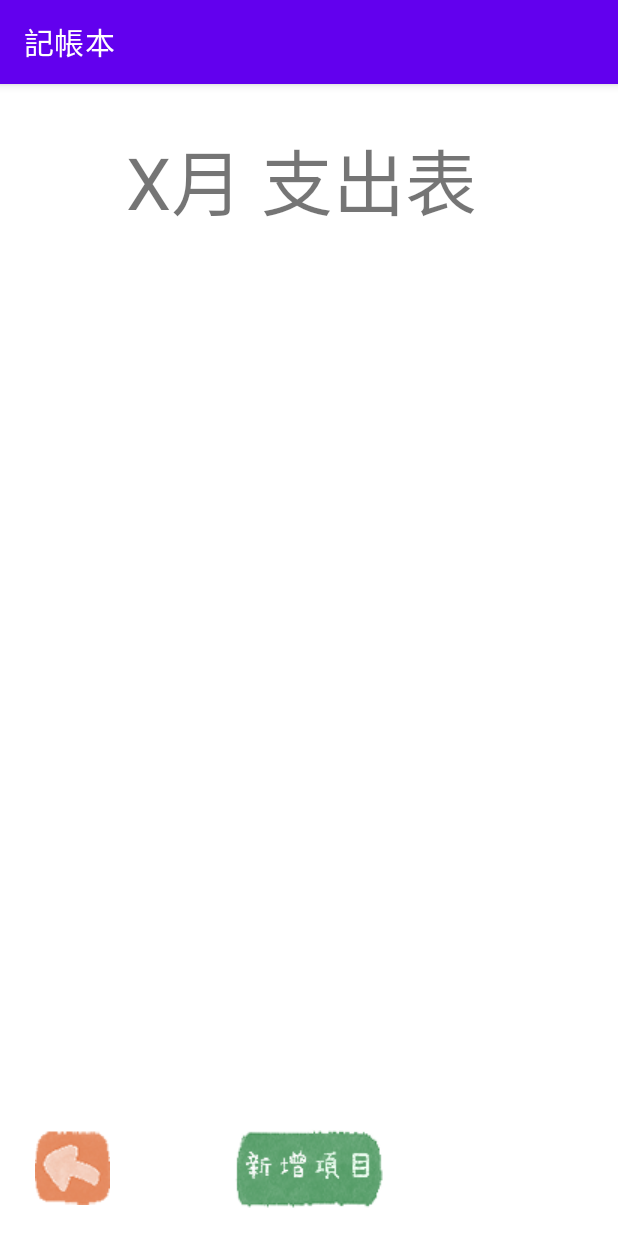
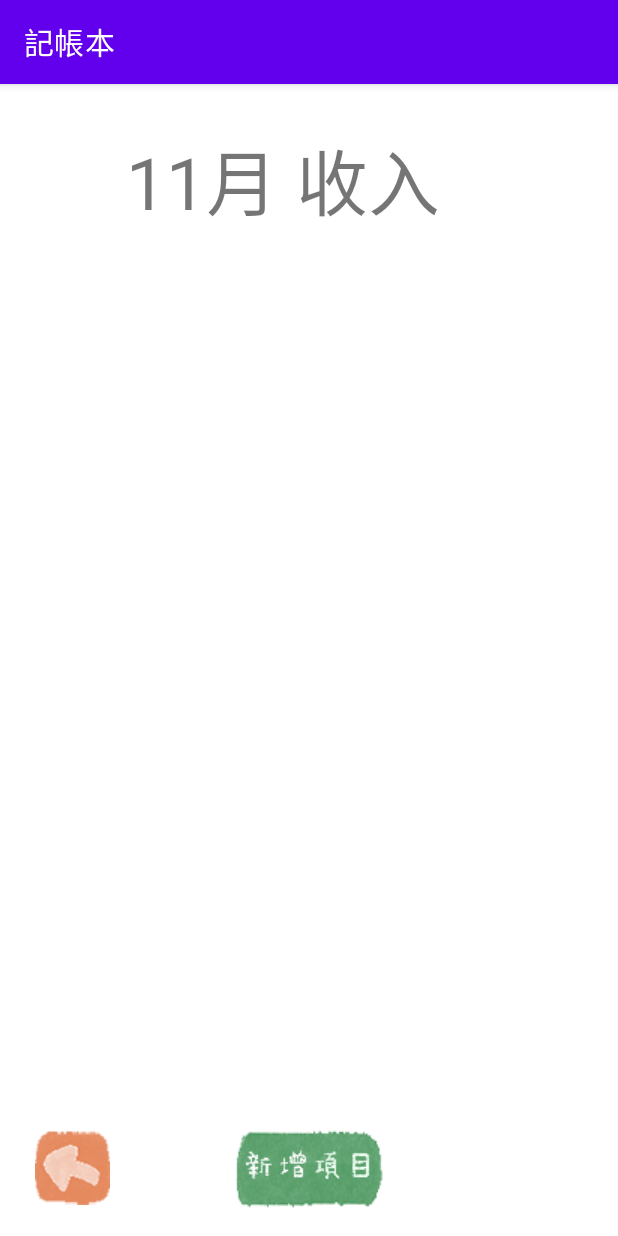
Before and after one commit to trinagle1289/Mobile-Game-Development-Final-Assignment, an Android app: the ExpenseListActivity screen opened directly, with no data from a screen before it, on a phone screen of 412 x 824 dp. Run offline under Robolectric (Android 15) with nearby library versions, the phone set to English and light mode, and no system bars; 1 statement that could not run was skipped.

Commit message:
[feat] 修改 ExpenseListActivity.kt 內容
ExpenseListActivity.kt 修改成 跟 IncomeListActivity.kt 類似的內容

```diff
--- a/app/src/main/java/tw/edu/pu/s1071554/mobile_game_development_final_assignment/ExpenseListActivity.kt
+++ b/app/src/main/java/tw/edu/pu/s1071554/mobile_game_development_final_assignment/ExpenseListActivity.kt
@@ -5,43 +5,45 @@ import androidx.appcompat.app.AppCompatActivity
 import android.os.Bundle
 import android.widget.ImageButton
 import android.widget.TextView
+import tw.edu.pu.s1071554.mobile_game_development_final_assignment.database.FinancialData
+import java.text.SimpleDateFormat
+import java.util.*
 
 // 支出列表介面
 class ExpenseListActivity : AppCompatActivity() {
 
-    // UI 變數
-    lateinit var tvTitle: TextView // 標題名稱
-    lateinit var btAdd: ImageButton // 新增名單
-    lateinit var btBack: ImageButton // 返回主頁面
+    lateinit var fdata: List<FinancialData>
 
     override fun onCreate(savedInstanceState: Bundle?) {
         super.onCreate(savedInstanceState)
         setContentView(R.layout.activity_expense_list)
-
-        // 初始化
-        tvTitle = findViewById(R.id.expanse_list_title_text)
-        btAdd = findViewById(R.id.expanse_list_add_item_btn)
-        btBack = findViewById(R.id.expanse_list_back_btn)
         setView()
-        setButton()
-
     }
 
     // 設定畫面資料
     private fun setView() {
+        // 初始化UI變數
+        // 標題名稱
+        val currentDate: String = SimpleDateFormat("dd", Locale.getDefault()).format(Date())
+        val tvTitle: TextView = findViewById(R.id.expanse_list_title_text)
+        val title = currentDate + "月 收入表"
+        tvTitle.text = title
 
-    }
-
-    // 設定按鈕功能
-    private fun setButton() {
+        // 新增名單
+        val btAdd: ImageButton = findViewById(R.id.expense_create_add_btn)
         btAdd.setOnClickListener {
-            var it: Intent = Intent(this, ExpenseAddActivity::class.java)
+            val it = Intent(this, ExpenseAddActivity::class.java)
             startActivity(it)
         }
 
+        // 返回主頁面
+        val btBack: ImageButton = findViewById(R.id.expanse_list_back_btn)
         btBack.setOnClickListener {
             finish()
         }
+
+        // 載入資料
     }
 
+
 }
```
